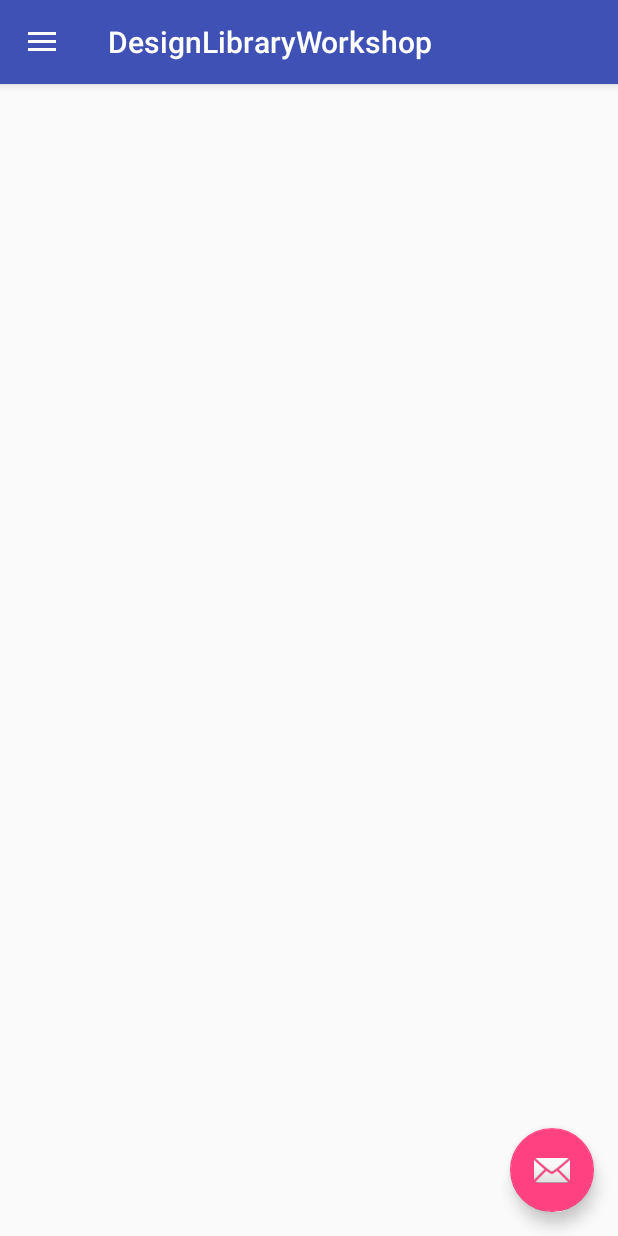
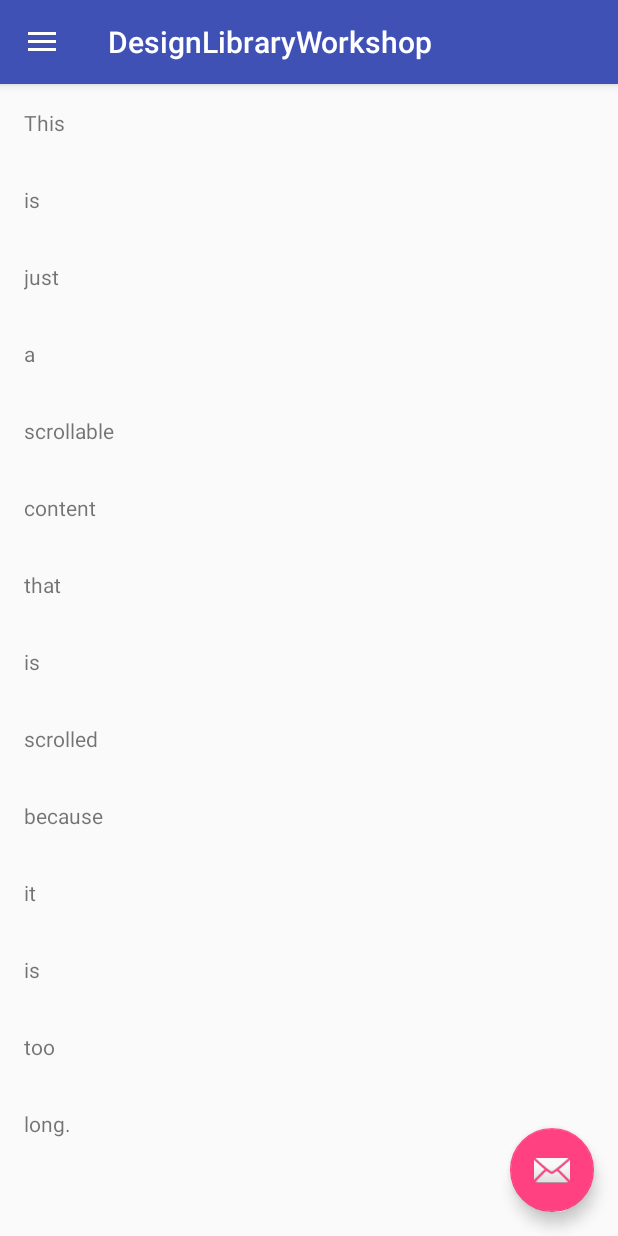
Before and after one commit to OrdonTeam/DesignLibraryWorkshop, an Android app: the screen it shows after launch (MainActivity), on a phone screen of 412 x 824 dp. Run offline under Robolectric (Android 15) with nearby library versions, the phone set to English and light mode, and no system bars.

Commit message:
Changes before adding Collapsible toolbar layout

```diff
--- a/app/src/main/res/layout/main_activity.xml
+++ b/app/src/main/res/layout/main_activity.xml
@@ -19,8 +19,16 @@
             <android.support.v7.widget.Toolbar
                 android:id="@+id/toolbar"
                 android:layout_width="match_parent"
-                android:layout_height="wrap_content"/>
+                android:layout_height="?attr/actionBarSize"/>
         </android.support.design.widget.AppBarLayout>
+
+        <android.support.v4.widget.NestedScrollView
+            android:layout_width="match_parent"
+            android:layout_height="wrap_content"
+            app:layout_behavior="@string/appbar_scrolling_view_behavior">
+
+            <include layout="@layout/scrollable_content"/>
+        </android.support.v4.widget.NestedScrollView>
 
         <android.support.design.widget.FloatingActionButton
             android:id="@+id/button"
--- /dev/null
+++ b/app/src/main/res/layout/scrollable_content.xml
@@ -0,0 +1,93 @@
+<?xml version="1.0" encoding="utf-8"?>
+<LinearLayout
+    xmlns:android="http://schemas.android.com/apk/res/android"
+    xmlns:tools="http://schemas.android.com/tools"
+    android:layout_width="match_parent"
+    android:layout_height="wrap_content"
+    android:orientation="vertical"
+    tools:showIn="@layout/main_activity">
+
+    <TextView
+        android:layout_width="match_parent"
+        android:layout_height="wrap_content"
+        android:layout_margin="16dp"
+        android:text="This"/>
+
+    <TextView
+        android:layout_width="match_parent"
+        android:layout_height="wrap_content"
+        android:layout_margin="16dp"
+        android:text="is"/>
+
+    <TextView
+        android:layout_width="match_parent"
+        android:layout_height="wrap_content"
+        android:layout_margin="16dp"
+        android:text="just"/>
+
+    <TextView
+        android:layout_width="match_parent"
+        android:layout_height="wrap_content"
+        android:layout_margin="16dp"
+        android:text="a"/>
+
+    <TextView
+        android:layout_width="match_parent"
+        android:layout_height="wrap_content"
+        android:layout_margin="16dp"
+        android:text="scrollable"/>
+
+    <TextView
+        android:layout_width="match_parent"
+        android:layout_height="wrap_content"
+        android:layout_margin="16dp"
+        android:text="content"/>
+
+    <TextView
+        android:layout_width="match_parent"
+        android:layout_height="wrap_content"
+        android:layout_margin="16dp"
+        android:text="that"/>
+
+    <TextView
+        android:layout_width="match_parent"
+        android:layout_height="wrap_content"
+        android:layout_margin="16dp"
+        android:text="is"/>
+
+    <TextView
+        android:layout_width="match_parent"
+        android:layout_height="wrap_content"
+        android:layout_margin="16dp"
+        android:text="scrolled"/>
+
+    <TextView
+        android:layout_width="match_parent"
+        android:layout_height="wrap_content"
+        android:layout_margin="16dp"
+        android:text="because"/>
+
+    <TextView
+        android:layout_width="match_parent"
+        android:layout_height="wrap_content"
+        android:layout_margin="16dp"
+        android:text="it"/>
+
+    <TextView
+        android:layout_width="match_parent"
+        android:layout_height="wrap_content"
+        android:layout_margin="16dp"
+        android:text="is"/>
+
+    <TextView
+        android:layout_width="match_parent"
+        android:layout_height="wrap_content"
+        android:layout_margin="16dp"
+        android:text="too"/>
+
+    <TextView
+        android:layout_width="match_parent"
+        android:layout_height="wrap_content"
+        android:layout_margin="16dp"
+        android:text="long."/>
+</LinearLayout>
```
Also changed, not shown: app/src/main/res/drawable-v21/toolbar_image.png (added).
